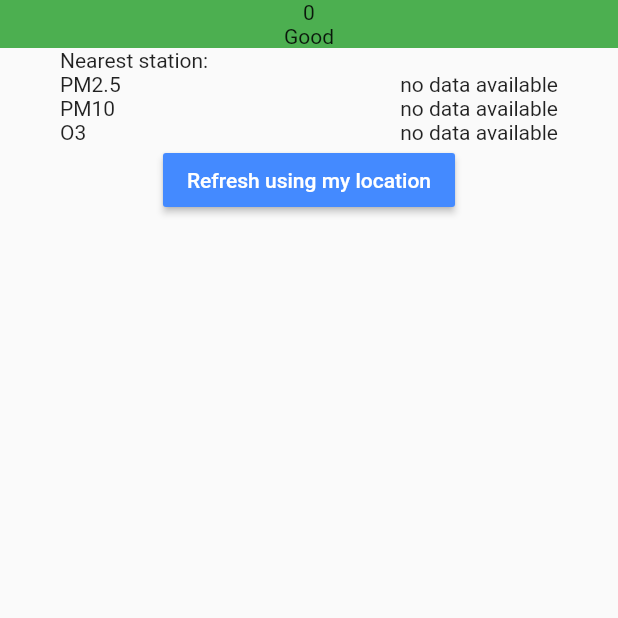
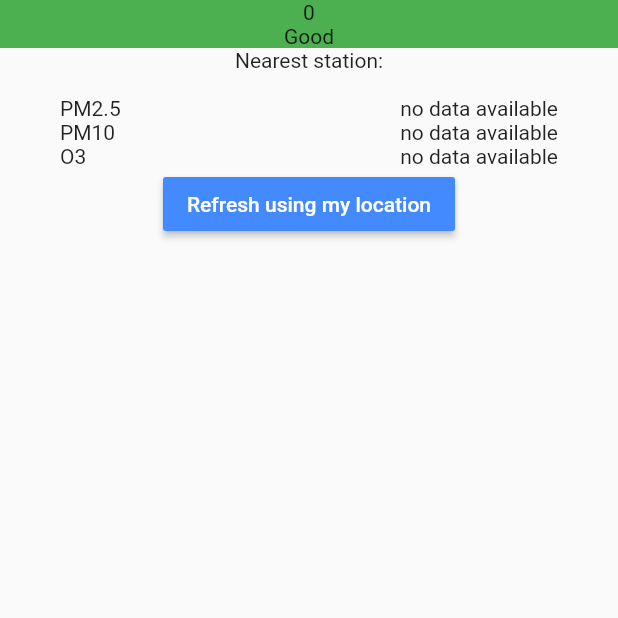
Before and after one commit to gdharris1000/air_quality, a Flutter app: the DataView screen opened directly with empty values, on a phone screen of 412 x 824 dp, the top half of it. Run offline on Flutter 3.47's test engine with Material 2 defaults, Android fonts, the phone set to English and light mode, and no system bars; our stand-ins replace geolocator.

Commit message:
updated station text layout

```diff
--- a/lib/screens/display_data.dart
+++ b/lib/screens/display_data.dart
@@ -42,13 +42,8 @@ class _DataViewState extends State<DataView> with AqiLevelMixin {
             padding: const EdgeInsets.only(left: 40.0, right: 40.0),
             child: Column(
               children: <Widget>[
-                Row(
-                  mainAxisAlignment: MainAxisAlignment.spaceBetween,
-                  children: <Widget>[
-                    Text('Nearest station:'),
-                    Text(widget.air.station),
-                  ],
-                ),
+                Text('Nearest station:'),
+                Text(widget.air.station),
                 Row(
                   mainAxisAlignment: MainAxisAlignment.spaceBetween,
                   children: <Widget>[
```
